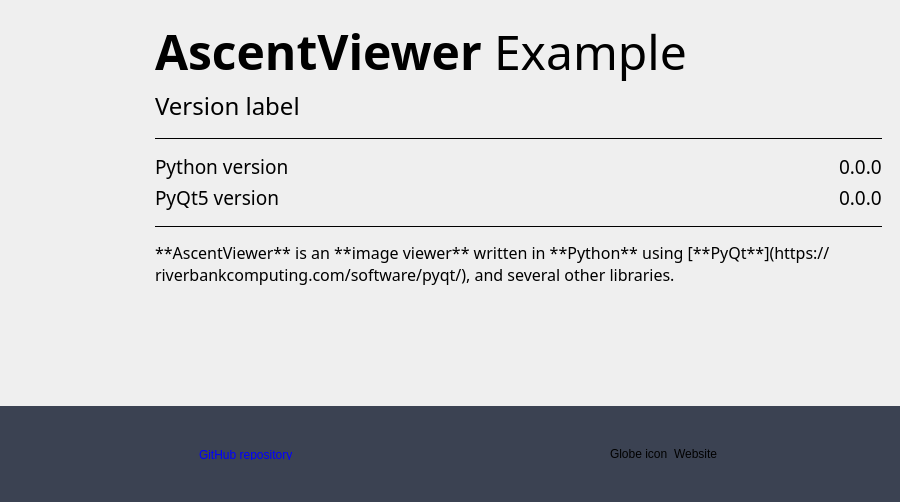
despawnedd/AscentViewer, file source/about.ui: the form before one commit.
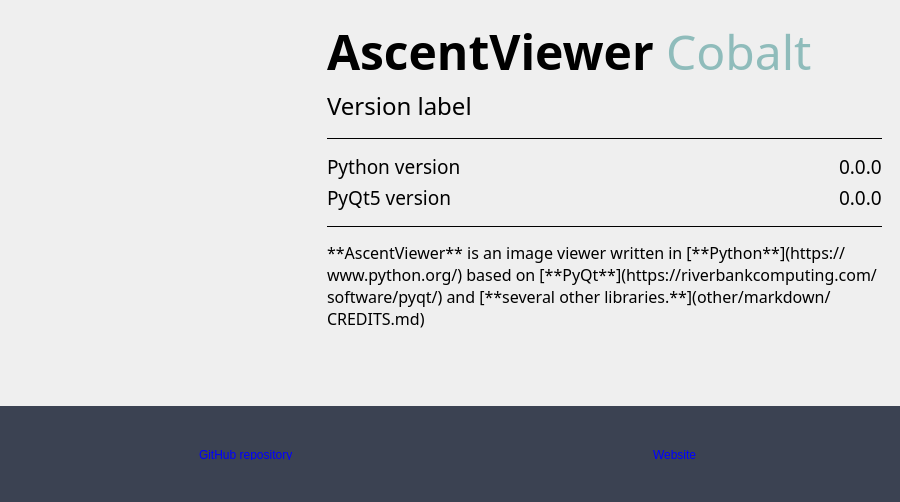
The form after the commit. Icons and pictures are not drawn.

Commit message: Finishing About window

The edit to the form file:
```diff
--- a/source/about.ui
+++ b/source/about.ui
@@ -30,7 +30,7 @@
     <number>0</number>
    </property>
    <item row="0" column="0">
-    <layout class="QHBoxLayout" name="horizontalLayout_3" stretch="0,0">
+    <layout class="QHBoxLayout" name="horizontalLayout_3" stretch="0,1">
      <property name="spacing">
       <number>9</number>
      </property>
@@ -52,8 +52,8 @@
         <widget class="QLabel" name="image">
          <property name="minimumSize">
           <size>
-           <width>128</width>
-           <height>128</height>
+           <width>300</width>
+           <height>300</height>
           </size>
          </property>
          <property name="maximumSize">
@@ -137,8 +137,11 @@
               <pointsize>36</pointsize>
              </font>
             </property>
+            <property name="styleSheet">
+             <string notr="true">color: #8FBCBB;</string>
+            </property>
             <property name="text">
-             <string>Example</string>
+             <string>Cobalt</string>
             </property>
             <property name="textFormat">
              <enum>Qt::PlainText</enum>
@@ -312,7 +315,7 @@
            </font>
           </property>
           <property name="text">
-           <string>**AscentViewer** is an **image viewer** written in **Python** using [**PyQt**](https://riverbankcomputing.com/software/pyqt/), and several other libraries.</string>
+           <string>**AscentViewer** is an image viewer written in [**Python**](https://www.python.org/) based on [**PyQt**](https://riverbankcomputing.com/software/pyqt/) and [**several other libraries.**](other/markdown/CREDITS.md)</string>
           </property>
           <property name="textFormat">
            <enum>Qt::MarkdownText</enum>
@@ -417,15 +420,45 @@
           <layout class="QHBoxLayout" name="horizontalLayout_6">
            <item>
             <widget class="QLabel" name="label_3">
+             <property name="minimumSize">
+              <size>
+               <width>16</width>
+               <height>16</height>
+              </size>
+             </property>
+             <property name="maximumSize">
+              <size>
+               <width>16</width>
+               <height>16</height>
+              </size>
+             </property>
              <property name="text">
-              <string>Globe icon</string>
+              <string/>
+             </property>
+             <property name="textFormat">
+              <enum>Qt::PlainText</enum>
+             </property>
+             <property name="pixmap">
+              <pixmap resource="resources.qrc">:/icon/globe</pixmap>
+             </property>
+             <property name="scaledContents">
+              <bool>true</bool>
              </property>
             </widget>
            </item>
            <item>
             <widget class="QLabel" name="label_6">
              <property name="text">
-              <string>Website</string>
+              <string>&lt;a href=&quot;https://dd.acrazytown.com/AscentViewer/&quot;&gt;Website&lt;/a&gt;</string>
+             </property>
+             <property name="textFormat">
+              <enum>Qt::RichText</enum>
+             </property>
+             <property name="scaledContents">
+              <bool>false</bool>
+             </property>
+             <property name="openExternalLinks">
+              <bool>true</bool>
              </property>
             </widget>
            </item>
```
Left out of the diff: 4 changed lines with no effect on the pictures. The commit also changes 6 other files.
